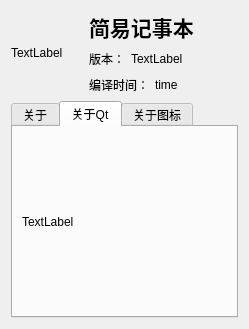
The window that MainUi/ui/about.ui (Aurora1949/EasyTextEditor) describes before a commit, drawn with Qt 5.
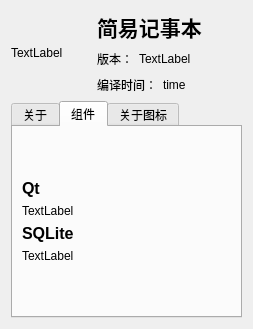
The same window after the commit. The open tabs and pages were chosen to show the change.

```diff
--- a/MainUi/ui/about.ui
+++ b/MainUi/ui/about.ui
@@ -6,7 +6,7 @@
    <rect>
     <x>0</x>
     <y>0</y>
-    <width>249</width>
+    <width>253</width>
     <height>329</height>
    </rect>
   </property>
@@ -20,14 +20,14 @@
       <widget class="QLabel" name="logo">
        <property name="minimumSize">
         <size>
-         <width>72</width>
-         <height>72</height>
+         <width>80</width>
+         <height>80</height>
         </size>
        </property>
        <property name="maximumSize">
         <size>
-         <width>72</width>
-         <height>72</height>
+         <width>80</width>
+         <height>80</height>
         </size>
        </property>
        <property name="text">
@@ -221,9 +221,48 @@
      </widget>
      <widget class="QWidget" name="tab">
       <attribute name="title">
-       <string>关于Qt</string>
+       <string>组件</string>
       </attribute>
       <layout class="QGridLayout" name="gridLayout_3">
+       <item row="1" column="0">
+        <widget class="QLabel" name="label_9">
+         <property name="font">
+          <font>
+           <pointsize>12</pointsize>
+           <bold>true</bold>
+          </font>
+         </property>
+         <property name="text">
+          <string>Qt</string>
+         </property>
+        </widget>
+       </item>
+       <item row="5" column="0">
+        <spacer name="verticalSpacer_4">
+         <property name="orientation">
+          <enum>Qt::Vertical</enum>
+         </property>
+         <property name="sizeHint" stdset="0">
+          <size>
+           <width>20</width>
+           <height>78</height>
+          </size>
+         </property>
+        </spacer>
+       </item>
+       <item row="3" column="0">
+        <widget class="QLabel" name="label_10">
+         <property name="font">
+          <font>
+           <pointsize>12</pointsize>
+           <bold>true</bold>
+          </font>
+         </property>
+         <property name="text">
+          <string>SQLite</string>
+         </property>
+        </widget>
+       </item>
        <item row="0" column="0">
         <spacer name="verticalSpacer_3">
          <property name="orientation">
@@ -237,25 +276,19 @@
          </property>
         </spacer>
        </item>
-       <item row="1" column="0">
+       <item row="2" column="0">
         <widget class="QLabel" name="qtVersion">
          <property name="text">
           <string>TextLabel</string>
          </property>
         </widget>
        </item>
-       <item row="2" column="0">
-        <spacer name="verticalSpacer_4">
-         <property name="orientation">
-          <enum>Qt::Vertical</enum>
+       <item row="4" column="0">
+        <widget class="QLabel" name="sqliteVersion">
+         <property name="text">
+          <string>TextLabel</string>
          </property>
-         <property name="sizeHint" stdset="0">
-          <size>
-           <width>20</width>
-           <height>78</height>
-          </size>
-         </property>
-        </spacer>
+        </widget>
        </item>
       </layout>
      </widget>
```
